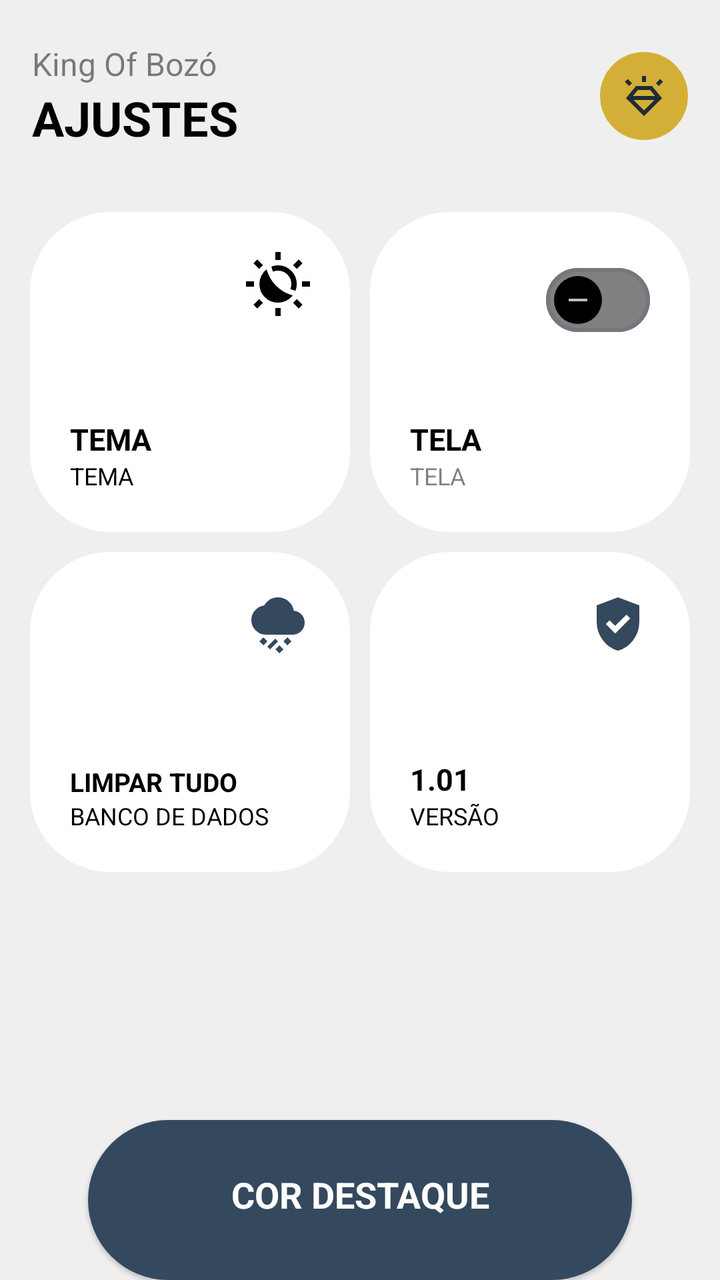
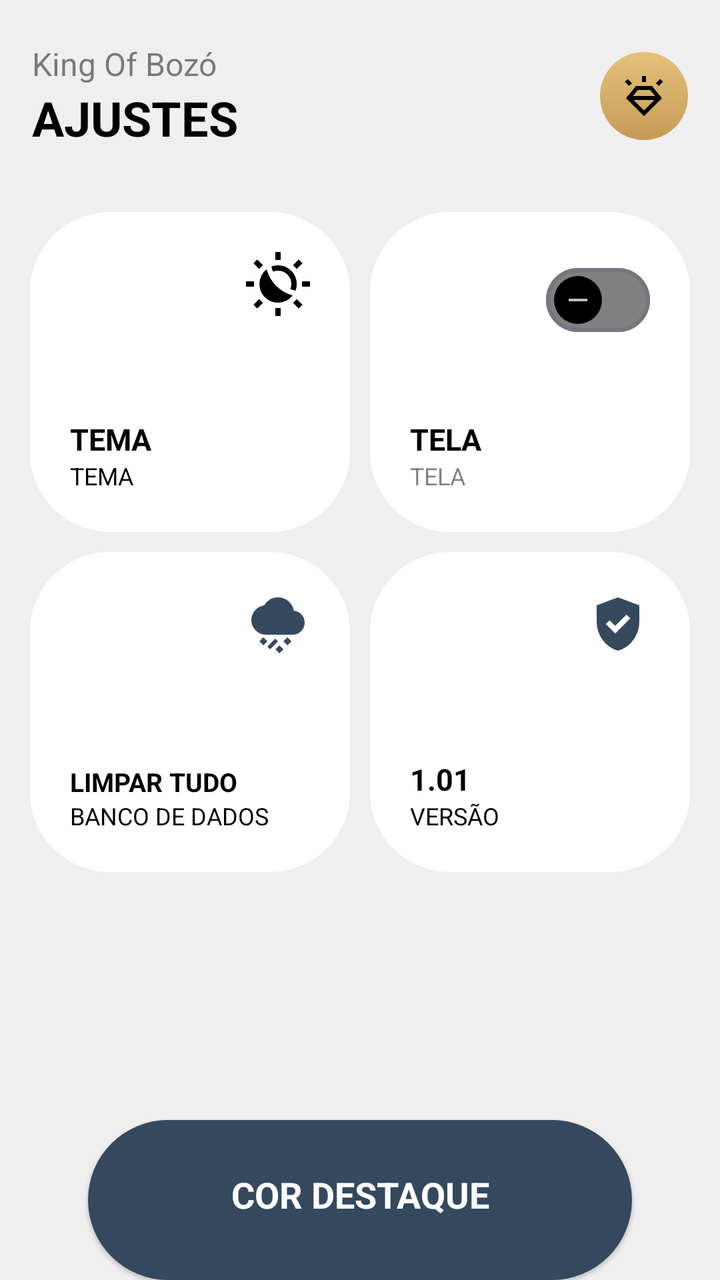

Before-and-after screenshots of an Android layout around one commit, followed by the original layout XML and the change that was made.
<!-- AndroidManifest.xml: application theme Base.Theme.KingOfBozo.Standard -->
<!-- res/layout/fragment_settings.xml -->
<?xml version="1.0" encoding="utf-8"?>
<androidx.constraintlayout.widget.ConstraintLayout xmlns:android="http://schemas.android.com/apk/res/android"
    xmlns:app="http://schemas.android.com/apk/res-auto"
    xmlns:tools="http://schemas.android.com/tools"
    android:layout_width="match_parent"
    android:layout_height="match_parent"
    android:backgroundTint="?attr/customBackground"
    android:background="?attr/customBackground"
    android:fitsSystemWindows="true">

    <LinearLayout
        android:id="@+id/text_ajustes_title"
        android:layout_width="match_parent"
        android:layout_height="wrap_content"
        android:orientation="horizontal"
        android:layout_marginTop="5dp"
        android:paddingVertical="16dp"
        android:layout_marginHorizontal="16dp"
        app:layout_constraintStart_toStartOf="parent"
        app:layout_constraintTop_toTopOf="parent">

        <LinearLayout
            android:layout_width="wrap_content"
            android:layout_height="wrap_content"
            android:gravity="start"
            android:orientation="vertical"
            android:layout_gravity="center_vertical"
            android:layout_weight="1">

            <TextView
                android:id="@+id/text_app_title"
                android:layout_width="wrap_content"
                android:layout_height="wrap_content"
                android:alpha="0.5"
                android:text="@string/king_of_boz"
                android:textColor="?attr/textFillColor"
                android:textSize="16sp" />

            <TextView
                android:id="@+id/text_greeting"
                android:layout_width="wrap_content"
                android:layout_height="wrap_content"
                android:text="@string/ajustes"
                android:textColor="?attr/textFillColor"
                android:textSize="24sp"
                android:textStyle="bold" />

        </LinearLayout>

        <ImageView
            android:id="@+id/button_premium_settings"
            android:layout_width="44dp"
            android:layout_height="44dp"
            android:layout_gravity="center_vertical"
            android:background="@drawable/background_circle"
            android:backgroundTint="@color/premium"
            android:padding="10dp"
            android:src="@drawable/ic_diamond_shine"
            app:tint="@color/padrao_dark"
            android:clickable="true"
            android:focusable="true"
            tools:ignore="ContentDescription" />

    </LinearLayout>

    <LinearLayout
        android:layout_width="match_parent"
        android:layout_height="wrap_content"
        android:orientation="vertical"
        android:padding="10dp"
        app:layout_constraintTop_toBottomOf="@+id/text_ajustes_title"
        tools:ignore="MissingConstraints">

        <GridLayout
            android:layout_width="match_parent"
            android:layout_height="wrap_content"
            android:columnCount="2"
            android:rowCount="2">

            <androidx.constraintlayout.widget.ConstraintLayout
                android:id="@+id/card_tema"
                android:layout_width="0dp"
                android:layout_height="160dp"
                android:layout_row="0"
                android:layout_column="0"
                android:layout_columnWeight="1"
                android:background="@drawable/background_settings_card"
                android:backgroundTint="?attr/cardBackgroundColor"
                android:padding="20dp"
                android:layout_gravity="fill"
                android:layout_margin="5dp">

                <ImageView
                    android:id="@+id/icon_mode"
                    android:layout_width="32dp"
                    android:layout_height="32dp"
                    android:src="@drawable/ic_system_mode"
                    app:layout_constraintEnd_toEndOf="parent"
                    app:layout_constraintTop_toTopOf="parent"
                    app:tint="?attr/textFillColor" />

                <TextView
                    android:id="@+id/info_mode"
                    android:layout_width="wrap_content"
                    android:layout_height="wrap_content"
                    android:text="TEMA"
                    android:textColor="?attr/textFillColor"
                    android:textSize="15dp"
                    android:textStyle="bold"
                    app:layout_constraintBottom_toTopOf="@id/text_mode"
                    app:layout_constraintStart_toStartOf="parent" />

                <TextView
                    android:id="@+id/text_mode"
                    android:layout_width="wrap_content"
                    android:layout_height="wrap_content"
                    android:text="TEMA"
                    android:textColor="?attr/textFillColor"
                    android:textSize="12dp"
                    app:layout_constraintBottom_toBottomOf="parent"
                    app:layout_constraintStart_toStartOf="parent" />

            </androidx.constraintlayout.widget.ConstraintLayout>

            <androidx.constraintlayout.widget.ConstraintLayout
                android:id="@+id/card_tela"
                android:layout_width="0dp"
                android:layout_height="160dp"
                android:layout_row="0"
                android:layout_column="1"
                android:layout_columnWeight="1"
                android:background="@drawable/background_settings_card"
                android:backgroundTint="?attr/cardBackgroundColor"
                android:padding="20dp"
                android:layout_gravity="fill"
                android:layout_margin="5dp">

                <com.google.android.material.materialswitch.MaterialSwitch
                    android:id="@+id/switch_keep_screen_on"
                    style="@style/Widget.App.MaterialSwitch"
                    android:layout_width="wrap_content"
                    android:layout_height="wrap_content"
                    android:checked="false"
                    app:layout_constraintEnd_toEndOf="parent"
                    app:layout_constraintTop_toTopOf="parent" />

                <TextView
                    android:id="@+id/text_tela_desc"
                    android:layout_width="wrap_content"
                    android:layout_height="wrap_content"
                    android:text="TELA"
                    android:textColor="?attr/textFillColor"
                    android:textSize="15dp"
                    android:textStyle="bold"
                    app:layout_constraintBottom_toTopOf="@id/text_tela_title"
                    app:layout_constraintStart_toStartOf="parent" />

                <TextView
                    android:id="@+id/text_tela_title"
                    android:layout_width="wrap_content"
                    android:layout_height="wrap_content"
                    android:alpha="0.5"
                    android:text="TELA"
                    android:textColor="?attr/textFillColor"
                    android:textSize="12dp"
                    app:layout_constraintBottom_toBottomOf="parent"
                    app:layout_constraintStart_toStartOf="parent" />

            </androidx.constraintlayout.widget.ConstraintLayout>

            <androidx.constraintlayout.widget.ConstraintLayout
                android:id="@+id/card_reset"
                android:layout_width="0dp"
                android:layout_height="160dp"
                android:layout_row="1"
                android:layout_column="0"
                android:layout_columnWeight="1"
                android:background="@drawable/background_settings_card"
                android:backgroundTint="?attr/cardBackgroundColor"
                android:padding="20dp"
                android:layout_gravity="fill"
                android:layout_margin="5dp">

                <ImageView
                    android:layout_width="32dp"
                    android:layout_height="32dp"
                    android:src="@drawable/ic_limpar_dados"
                    app:layout_constraintEnd_toEndOf="parent"
                    app:layout_constraintTop_toTopOf="parent"
                    app:tint="?attr/colorPrimary" />

                <TextView
                    android:id="@+id/text_reset_title"
                    android:layout_width="wrap_content"
                    android:layout_height="wrap_content"
                    android:text="LIMPAR TUDO"
                    android:textColor="?attr/textFillColor"
                    android:textSize="13sp"
                    android:textStyle="bold"
                    app:layout_constraintBottom_toTopOf="@id/text_reset_desc"
                    app:layout_constraintStart_toStartOf="parent" />

                <TextView
                    android:id="@+id/text_reset_desc"
                    android:layout_width="wrap_content"
                    android:layout_height="wrap_content"
                    android:text="BANCO DE DADOS"
                    android:textColor="?attr/textFillColor"
                    android:textSize="12dp"
                    app:layout_constraintBottom_toBottomOf="parent"
                    app:layout_constraintStart_toStartOf="parent" />

            </androidx.constraintlayout.widget.ConstraintLayout>

            <androidx.constraintlayout.widget.ConstraintLayout
                android:id="@+id/card_versao"
                android:layout_width="0dp"
                android:layout_height="160dp"
                android:layout_row="1"
                android:layout_column="1"
                android:layout_columnWeight="1"
                android:background="@drawable/background_settings_card"
                android:backgroundTint="?attr/cardBackgroundColor"
                android:padding="20dp"
                android:layout_gravity="fill"
                android:layout_margin="5dp">

                <ImageView
                    android:layout_width="32dp"
                    android:layout_height="32dp"
                    android:src="@drawable/ic_version"
                    app:layout_constraintEnd_toEndOf="parent"
                    app:layout_constraintTop_toTopOf="parent"
                    app:tint="?attr/colorPrimary" />

                <TextView
                    android:id="@+id/text_versao_num"
                    android:layout_width="wrap_content"
                    android:layout_height="wrap_content"
                    android:text="1.01"
                    android:textColor="?attr/textFillColor"
                    android:textSize="15dp"
                    android:textStyle="bold"
                    app:layout_constraintBottom_toTopOf="@+id/text_versao_title"
                    app:layout_constraintStart_toStartOf="parent" />


                <TextView
                    android:id="@+id/text_versao_title"
                    android:layout_width="wrap_content"
                    android:layout_height="wrap_content"
                    android:text="VERSÃO"
                    android:textColor="?attr/textFillColor"
                    android:textSize="12dp"
                    app:layout_constraintBottom_toBottomOf="parent"
                    app:layout_constraintStart_toStartOf="parent" />

            </androidx.constraintlayout.widget.ConstraintLayout>

        </GridLayout>
    </LinearLayout>



    <TextView
        android:id="@+id/card_cor"
        android:layout_width="match_parent"
        android:layout_height="80dp"
        android:layout_marginHorizontal="44dp"
        android:background="@drawable/background_card_btn_repouso_destaque_menu"
        android:backgroundTint="?attr/colorPrimary"
        android:elevation="1dp"
        android:gravity="top|center"
        android:paddingTop="25dp"
        android:text="COR DESTAQUE"
        android:textColor="?attr/customTextBackground"
        android:textSize="18sp"
        android:textStyle="bold"
        android:visibility="visible"
        app:layout_constraintBottom_toBottomOf="parent"
        app:layout_constraintEnd_toEndOf="parent"
        app:layout_constraintStart_toStartOf="parent" />

</androidx.constraintlayout.widget.ConstraintLayout>
<!-- resources referenced by this layout -->
<resources>
  <color name="padrao_dark">#1E2B37</color>
  <color name="premium">#D4AF37</color>
  <!-- drawable background_card_btn_repouso_destaque_menu (drawable) -->
  <shape xmlns:android="http://schemas.android.com/apk/res/android"
      android:shape="rectangle">
      <solid android:color="@color/fundo_light" />
      <corners
          android:topLeftRadius="40dp"
          android:topRightRadius="40dp"
          android:bottomLeftRadius="40dp"
          android:bottomRightRadius="40dp" />
  </shape>
  <!-- drawable background_circle (drawable) -->
  <?xml version="1.0" encoding="utf-8"?>
  <shape xmlns:android="http://schemas.android.com/apk/res/android"
      android:shape="oval">
      <solid android:color="@color/fundo_light" />
  </shape>
  <!-- drawable background_settings_card (drawable) -->
  <?xml version="1.0" encoding="utf-8"?>
  <shape xmlns:android="http://schemas.android.com/apk/res/android"
      android:shape="rectangle">
      <corners android:radius="40dp" />
      <solid android:color="@color/card_dark" />
  </shape>
  <!-- drawable ic_version (drawable) -->
  <vector xmlns:android="http://schemas.android.com/apk/res/android"
      android:width="24dp"
      android:height="24dp"
      android:viewportWidth="960"
      android:viewportHeight="960"
      android:tint="?attr/colorControlNormal">
    <path
        android:fillColor="@android:color/white"
        android:pathData="M438,622L664,396L607,339L438,508L354,424L297,481L438,622ZM480,880Q341,845 250.5,720.5Q160,596 160,444L160,200L480,80L800,200L800,444Q800,596 709.5,720.5Q619,845 480,880Z"/>
  </vector>
  <string name="ajustes">AJUSTES</string>
  <string name="king_of_boz">King Of Bozó</string>
  <style name="Widget.App.MaterialSwitch" parent="Widget.Material3.CompoundButton.MaterialSwitch">
          <item name="thumbIcon">@drawable/switch_thumb_icon_selector</item>
          <item name="thumbIconTint">@color/switch_thumb_icon_tint_selector</item>
          <item name="thumbTint">@color/switch_thumb_tint_selector</item>
          <item name="trackTint">@color/switch_track_tint_selector</item>
          <item name="trackDecorationTint">@null</item>
      </style>
  <color name="fundo_light">#EFEFEF</color>
  <color name="card_dark">#313131</color>
  <!-- drawable switch_thumb_icon_selector (drawable) -->
  <?xml version="1.0" encoding="utf-8"?>
  <selector xmlns:android="http://schemas.android.com/apk/res/android">
      <item android:drawable="@drawable/ic_switch_check" android:state_checked="true" />
      <item android:drawable="@drawable/ic_switch_minus" android:state_checked="false" />
  </selector>
  <color name="padrao">#34495e</color>
  <color name="text_dark">#000000</color>
  <color name="text_light">#FFFFFF</color>
  <color name="icon_dark">#000000</color>
  <color name="icon_light">#FFFFFF</color>
  <color name="card_light">#FFFFFF</color>
  <!-- drawable ic_switch_check (drawable) -->
  <vector xmlns:android="http://schemas.android.com/apk/res/android"
      android:width="24dp"
      android:height="24dp"
      android:viewportWidth="24"
      android:viewportHeight="24">
      <path
          android:fillColor="@android:color/white"
          android:pathData="M9,16.17L4.83,12l-1.42,1.41L9,19 21,7l-1.41,-1.41z"/>
  </vector>
  <!-- drawable ic_switch_minus (drawable) -->
  <vector xmlns:android="http://schemas.android.com/apk/res/android"
      android:width="24dp"
      android:height="24dp"
      android:viewportWidth="24"
      android:viewportHeight="24">
      <path
          android:fillColor="@android:color/white"
          android:pathData="M19,13H5V11H19V13Z"/>
  </vector>
  <!-- unchanged entries left out for length: 5 -->
</resources>

<!-- the commit's change to res/layout/fragment_settings.xml (unified diff, before → after) -->
@@ -52,11 +52,11 @@
             android:layout_width="44dp"
             android:layout_height="44dp"
             android:layout_gravity="center_vertical"
-            android:background="@drawable/background_circle"
-            android:backgroundTint="@color/premium"
+            android:background="@drawable/bg_gold_button"
+            android:backgroundTint="@null"
             android:padding="10dp"
             android:src="@drawable/ic_diamond_shine"
-            app:tint="@color/padrao_dark"
+            app:tint="@color/premium_text_on_gold"
             android:clickable="true"
             android:focusable="true"
             tools:ignore="ContentDescription" />
<!-- resource entries referenced after the edit -->
@@ -1,7 +1,6 @@
 <!-- resources referenced by this layout -->
 <resources>
-  <color name="padrao_dark">#1E2B37</color>
-  <color name="premium">#D4AF37</color>
+  <color name="premium_text_on_gold">#000000</color>
   <!-- drawable background_card_btn_repouso_destaque_menu (drawable) -->
   <shape xmlns:android="http://schemas.android.com/apk/res/android"
       android:shape="rectangle">
@@ -12,18 +11,28 @@
           android:bottomLeftRadius="40dp"
           android:bottomRightRadius="40dp" />
   </shape>
-  <!-- drawable background_circle (drawable) -->
-  <?xml version="1.0" encoding="utf-8"?>
-  <shape xmlns:android="http://schemas.android.com/apk/res/android"
-      android:shape="oval">
-      <solid android:color="@color/fundo_light" />
-  </shape>
   <!-- drawable background_settings_card (drawable) -->
   <?xml version="1.0" encoding="utf-8"?>
   <shape xmlns:android="http://schemas.android.com/apk/res/android"
       android:shape="rectangle">
       <corners android:radius="40dp" />
       <solid android:color="@color/card_dark" />
+  </shape>
+  <!-- drawable bg_gold_button (drawable) -->
+  <?xml version="1.0" encoding="utf-8"?>
+  <shape xmlns:android="http://schemas.android.com/apk/res/android"
+      android:shape="rectangle">
+  
+      
+      <gradient
+          android:angle="270"
+          android:startColor="@color/premium_button_gold_start"
+          android:endColor="@color/premium_button_gold_end"
+          android:type="linear" />
+  
+      
+      <corners android:radius="50dp" />
+  
   </shape>
   <!-- drawable ic_version (drawable) -->
   <vector xmlns:android="http://schemas.android.com/apk/res/android"
@@ -46,7 +55,9 @@
           <item name="trackDecorationTint">@null</item>
       </style>
   <color name="fundo_light">#EFEFEF</color>
-  <color name="card_dark">#313131</color>
+  <color name="card_dark">#17212A</color>
+  <color name="premium_button_gold_start">#E6C17A</color>
+  <color name="premium_button_gold_end">#C49B55</color>
   <!-- drawable switch_thumb_icon_selector (drawable) -->
   <?xml version="1.0" encoding="utf-8"?>
   <selector xmlns:android="http://schemas.android.com/apk/res/android">
